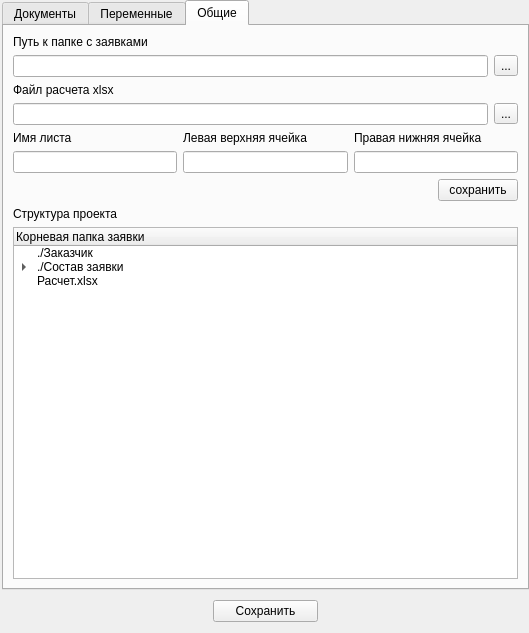
Old version of the form interface/ui/settings.ui in the repository Korolev-Oleg/Tend-Manager.
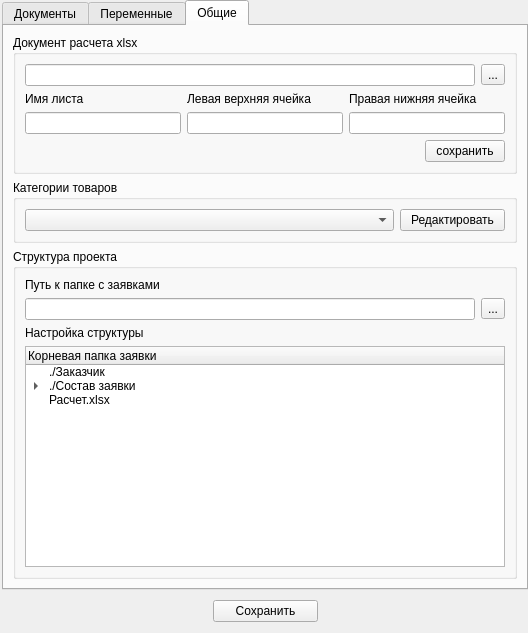
New version of the form. The open tabs and pages were chosen to show the change. Icons and pictures are not drawn.

Commit message: update Main form -- add setup paths functions -- add push files -- add often function in to the documents list -- add first run init

Patch:
```diff
--- a/interface/ui/settings.ui
+++ b/interface/ui/settings.ui
@@ -6,7 +6,7 @@
    <rect>
     <x>0</x>
     <y>0</y>
-    <width>529</width>
+    <width>528</width>
     <height>633</height>
    </rect>
   </property>
@@ -813,37 +813,11 @@
        </attribute>
        <layout class="QVBoxLayout" name="verticalLayout_2">
         <item>
-         <widget class="QLabel" name="label_2">
-          <property name="text">
-           <string>Путь к папке с заявками</string>
+         <widget class="QGroupBox" name="groupBox_2">
+          <property name="title">
+           <string>Документ расчета xlsx</string>
           </property>
-         </widget>
-        </item>
-        <item>
-         <layout class="QHBoxLayout" name="horizontalLayout_5">
-          <item>
-           <widget class="QLineEdit" name="projectspath">
-            <property name="readOnly">
-             <bool>true</bool>
-            </property>
-           </widget>
-          </item>
-          <item>
-           <widget class="QToolButton" name="btnProjectpath">
-            <property name="text">
-             <string>...</string>
-            </property>
-           </widget>
-          </item>
-         </layout>
-        </item>
-        <item>
-         <widget class="QLabel" name="label_16">
-          <property name="text">
-           <string>Файл расчета xlsx</string>
-          </property>
-         </widget>
-        </item>
+          <layout class="QVBoxLayout" name="verticalLayout_5">
         <item>
          <layout class="QHBoxLayout" name="horizontalLayout_6">
           <item>
@@ -924,11 +898,86 @@
           </item>
          </layout>
         </item>
+          </layout>
+         </widget>
+        </item>
         <item>
-         <widget class="QLabel" name="label_18">
+         <widget class="QGroupBox" name="groupBox">
+          <property name="title">
+           <string>Категории товаров</string>
+          </property>
+          <layout class="QHBoxLayout" name="horizontalLayout_11">
+           <item>
+            <widget class="QComboBox" name="_catCombo">
+             <property name="minimumSize">
+              <size>
+               <width>210</width>
+               <height>0</height>
+              </size>
+             </property>
+             <property name="toolTip">
+              <string>&lt;html&gt;&lt;head/&gt;&lt;body&gt;&lt;p&gt;Способ закупки&lt;/p&gt;&lt;/body&gt;&lt;/html&gt;</string>
+             </property>
+            </widget>
+           </item>
+           <item>
+            <widget class="QPushButton" name="_catComboBtn">
+             <property name="minimumSize">
+              <size>
+               <width>105</width>
+               <height>0</height>
+              </size>
+             </property>
+             <property name="maximumSize">
+              <size>
+               <width>105</width>
+               <height>16777215</height>
+              </size>
+             </property>
           <property name="text">
+              <string>Редактировать</string>
+             </property>
+            </widget>
+           </item>
+          </layout>
+         </widget>
+        </item>
+        <item>
+         <widget class="QGroupBox" name="groupBox_3">
+          <property name="title">
            <string>Структура проекта</string>
           </property>
+          <layout class="QVBoxLayout" name="verticalLayout_7">
+           <item>
+            <widget class="QLabel" name="label_2">
+             <property name="text">
+              <string>Путь к папке с заявками</string>
+             </property>
+            </widget>
+           </item>
+           <item>
+            <layout class="QHBoxLayout" name="horizontalLayout_5">
+             <item>
+              <widget class="QLineEdit" name="projectspath">
+               <property name="readOnly">
+                <bool>true</bool>
+               </property>
+              </widget>
+             </item>
+             <item>
+              <widget class="QToolButton" name="btnProjectpath">
+               <property name="text">
+                <string>...</string>
+               </property>
+              </widget>
+             </item>
+            </layout>
+           </item>
+           <item>
+            <widget class="QLabel" name="label_18">
+             <property name="text">
+              <string>Настройка структуры</string>
+             </property>
          </widget>
         </item>
         <item>
@@ -968,6 +1017,9 @@
             <string>Расчет.xlsx</string>
            </property>
           </item>
+            </widget>
+           </item>
+          </layout>
          </widget>
         </item>
        </layout>
```
Left out of the diff: 4 changed lines with no effect on the pictures. Lines whose indentation alone changed are shown as unchanged. The commit also changes 13 other files.
